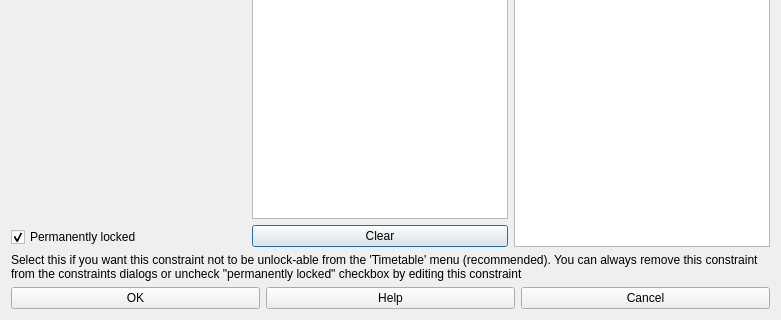
Before: the Qt Designer form fet/src/interface/modifyconstraintactivitypreferredroomform_template.ui in vonmecheln/fet, drawn with Qt 5; both pictures show x 0 to 781 and y 243 to 563 of the 781 by 563 pixel window.
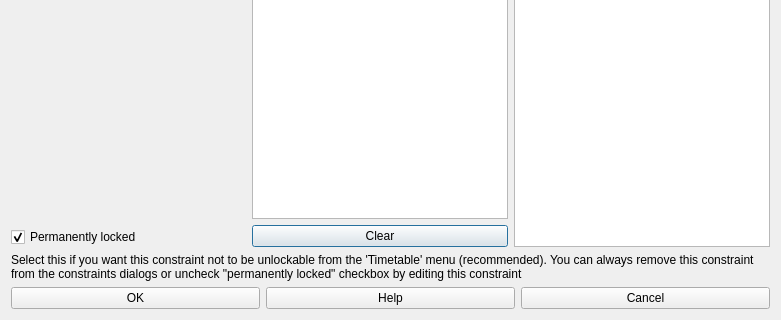
After: the same form once the commit is applied.

```diff
--- a/fet/src/interface/modifyconstraintactivitypreferredroomform_template.ui
+++ b/fet/src/interface/modifyconstraintactivitypreferredroomform_template.ui
@@ -173,7 +173,7 @@
       </sizepolicy>
      </property>
      <property name="text">
-      <string>Select this if you want this constraint not to be unlock-able from the 'Timetable' menu (recommended). You can always remove this constraint from the constraints dialogs or uncheck &quot;permanently locked&quot; checkbox by editing this constraint</string>
+      <string>Select this if you want this constraint not to be unlockable from the 'Timetable' menu (recommended). You can always remove this constraint from the constraints dialogs or uncheck &quot;permanently locked&quot; checkbox by editing this constraint</string>
      </property>
      <property name="alignment">
       <set>Qt::AlignVCenter</set>
```
